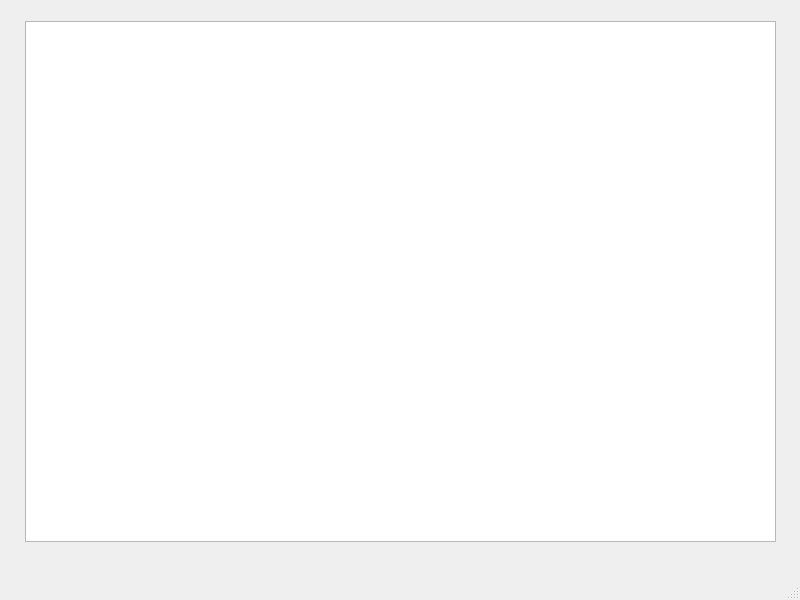
Old version of the form main.ui in the repository shmlv9/Coffee.
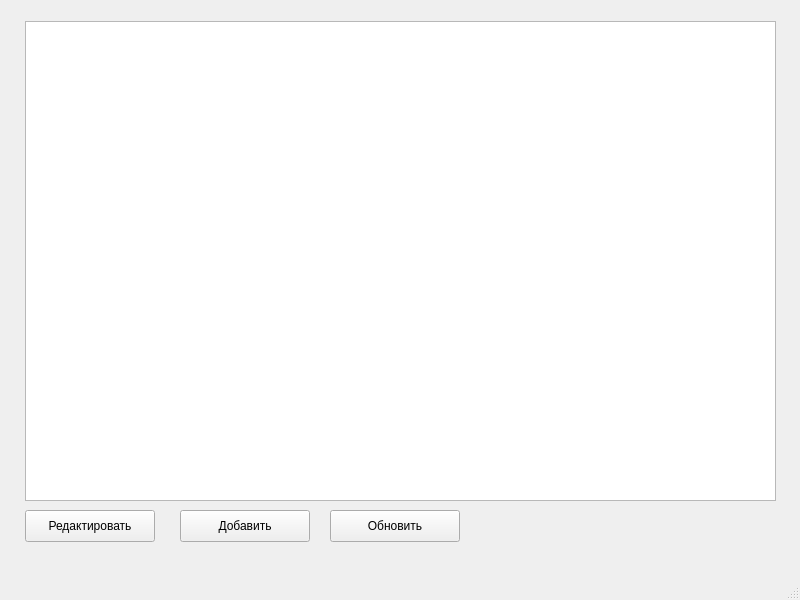
New version of the form.

Diff of the .ui file:
```diff
--- a/main.ui
+++ b/main.ui
@@ -20,10 +20,49 @@
       <x>25</x>
       <y>21</y>
       <width>751</width>
-      <height>521</height>
+      <height>480</height>
      </rect>
     </property>
    </widget>
+   <widget class="QPushButton" name="edit">
+    <property name="geometry">
+     <rect>
+      <x>25</x>
+      <y>510</y>
+      <width>130</width>
+      <height>32</height>
+     </rect>
+    </property>
+    <property name="text">
+     <string>Редактировать</string>
+    </property>
+   </widget>
+   <widget class="QPushButton" name="update">
+    <property name="geometry">
+     <rect>
+      <x>180</x>
+      <y>510</y>
+      <width>130</width>
+      <height>32</height>
+     </rect>
+    </property>
+    <property name="text">
+     <string>Добавить</string>
+    </property>
+   </widget>
+   <widget class="QPushButton" name="update_table">
+    <property name="geometry">
+     <rect>
+      <x>330</x>
+      <y>510</y>
+      <width>130</width>
+      <height>32</height>
+     </rect>
+    </property>
+    <property name="text">
+     <string>Обновить</string>
+    </property>
+   </widget>
   </widget>
   <widget class="QMenuBar" name="menubar">
    <property name="geometry">
```
